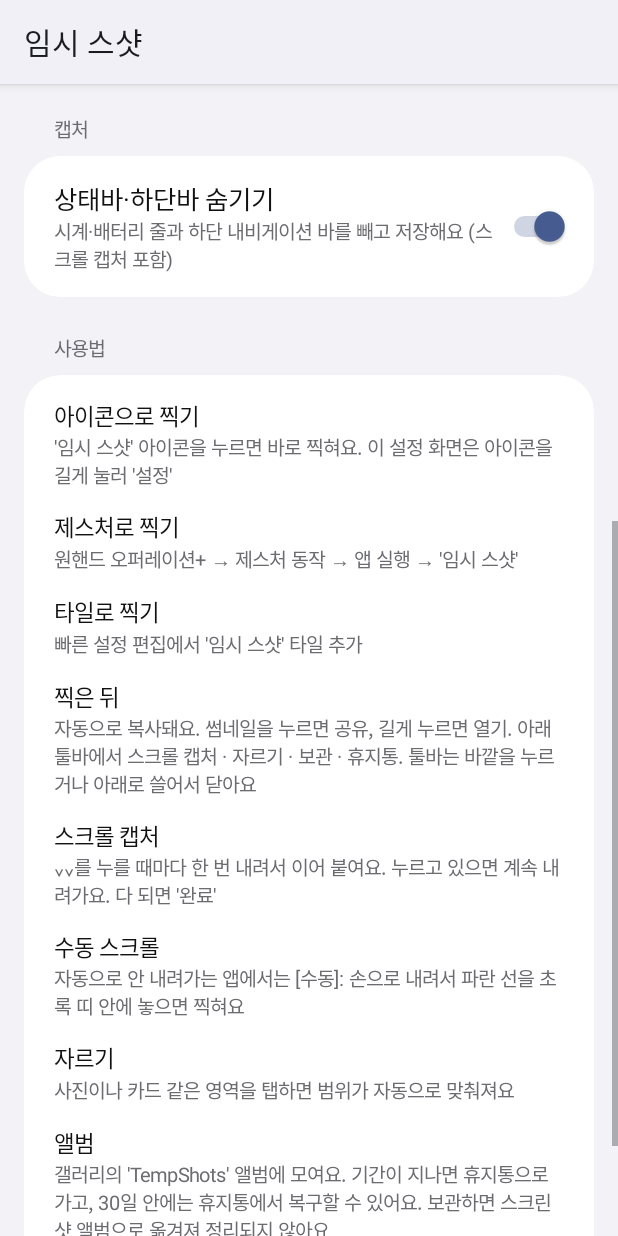
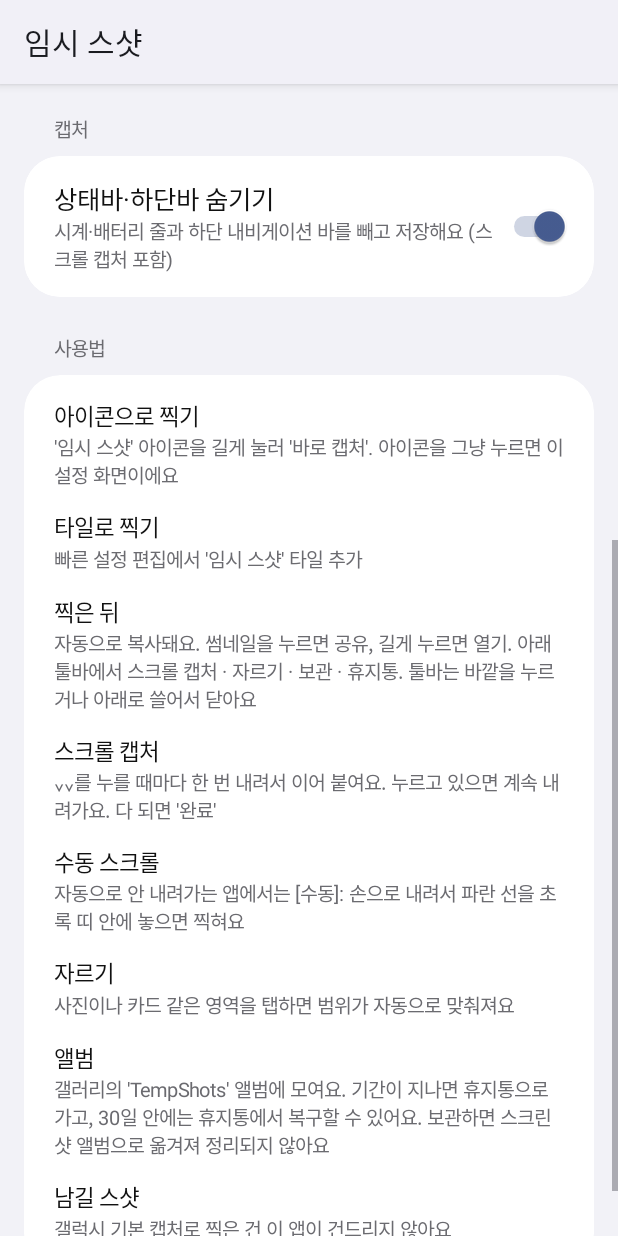
Before and after one commit to hee6635/screenshot, an Android app: the screen it shows after launch (MainActivity), scrolled down 537 dp, on a phone screen of 412 x 824 dp. Run offline under Robolectric (Android 15) with nearby library versions, the phone set to English and light mode, and no system bars.

```diff
--- a/app/src/main/java/com/hee/tempshot/CaptureActivity.java
+++ b/app/src/main/java/com/hee/tempshot/CaptureActivity.java
@@ -4,7 +4,7 @@ import android.app.Activity;
 import android.content.Intent;
 import android.os.Bundle;
 
-/** The app icon: captures right away (One Hand Operation+ launches this too). Settings are on long-press. */
+/** Invisible capture trigger behind the app icon's long-press "바로 캡처". */
 public class CaptureActivity extends Activity {
     @Override
     protected void onCreate(Bundle b) {
--- a/app/src/main/java/com/hee/tempshot/MainActivity.java
+++ b/app/src/main/java/com/hee/tempshot/MainActivity.java
@@ -153,8 +153,7 @@ public class MainActivity extends Activity {
         LinearLayout help = card();
         help.setPadding(ui.dp(20), ui.dp(16), ui.dp(20), ui.dp(16));
         String[][] steps = {
-                {"아이콘으로 찍기", "'임시 스샷' 아이콘을 누르면 바로 찍혀요. 이 설정 화면은 아이콘을 길게 눌러 '설정'"},
-                {"제스처로 찍기", "원핸드 오퍼레이션+ → 제스처 동작 → 앱 실행 → '임시 스샷'"},
+                {"아이콘으로 찍기", "'임시 스샷' 아이콘을 길게 눌러 '바로 캡처'. 아이콘을 그냥 누르면 이 설정 화면이에요"},
                 {"타일로 찍기", "빠른 설정 편집에서 '임시 스샷' 타일 추가"},
                 {"찍은 뒤", "자동으로 복사돼요. 썸네일을 누르면 공유, 길게 누르면 열기. 아래 툴바에서 스크롤 캡처 · 자르기 · 보관 · 휴지통. 툴바는 바깥을 누르거나 아래로 쓸어서 닫아요"},
                 {"스크롤 캡처", "⌄⌄를 누를 때마다 한 번 내려서 이어 붙여요. 누르고 있으면 계속 내려가요. 다 되면 '완료'"},
--- a/app/src/main/res/values/strings.xml
+++ b/app/src/main/res/values/strings.xml
@@ -1,5 +1,5 @@
 <?xml version="1.0" encoding="utf-8"?>
 <resources>
     <string name="service_desc">원핸드 오퍼레이션+ 제스처나 빠른 설정 타일로 임시 스크린샷을 찍어요. 설정한 기간이 지나면 갤러리 휴지통으로 옮겨져요(30일 안에 복구 가능). 화면 내용은 기기에만 저장되고 어디에도 전송되지 않아요.</string>
-    <string name="shortcut_settings">설정</string>
+    <string name="shortcut_capture">바로 캡처</string>
 </resources>
--- a/app/src/main/res/xml/shortcuts.xml
+++ b/app/src/main/res/xml/shortcuts.xml
@@ -1,13 +1,13 @@
 <?xml version="1.0" encoding="utf-8"?>
 <shortcuts xmlns:android="http://schemas.android.com/apk/res/android">
     <shortcut
-        android:shortcutId="settings"
+        android:shortcutId="capture"
         android:enabled="true"
         android:icon="@drawable/ic_shortcut_capture"
-        android:shortcutShortLabel="@string/shortcut_settings">
+        android:shortcutShortLabel="@string/shortcut_capture">
         <intent
             android:action="android.intent.action.VIEW"
             android:targetPackage="com.hee.tempshot"
-            android:targetClass="com.hee.tempshot.MainActivity" />
+            android:targetClass="com.hee.tempshot.CaptureActivity" />
     </shortcut>
 </shortcuts>
```
Also changed, not shown: app/src/main/AndroidManifest.xml (+10 -11 lines).
